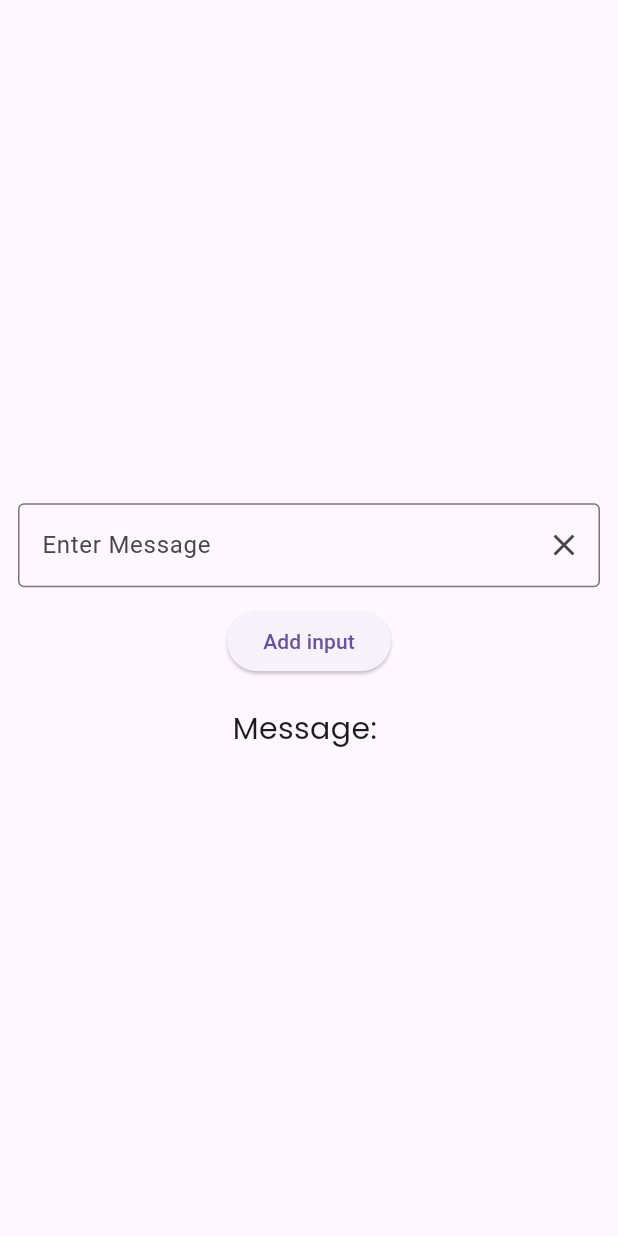
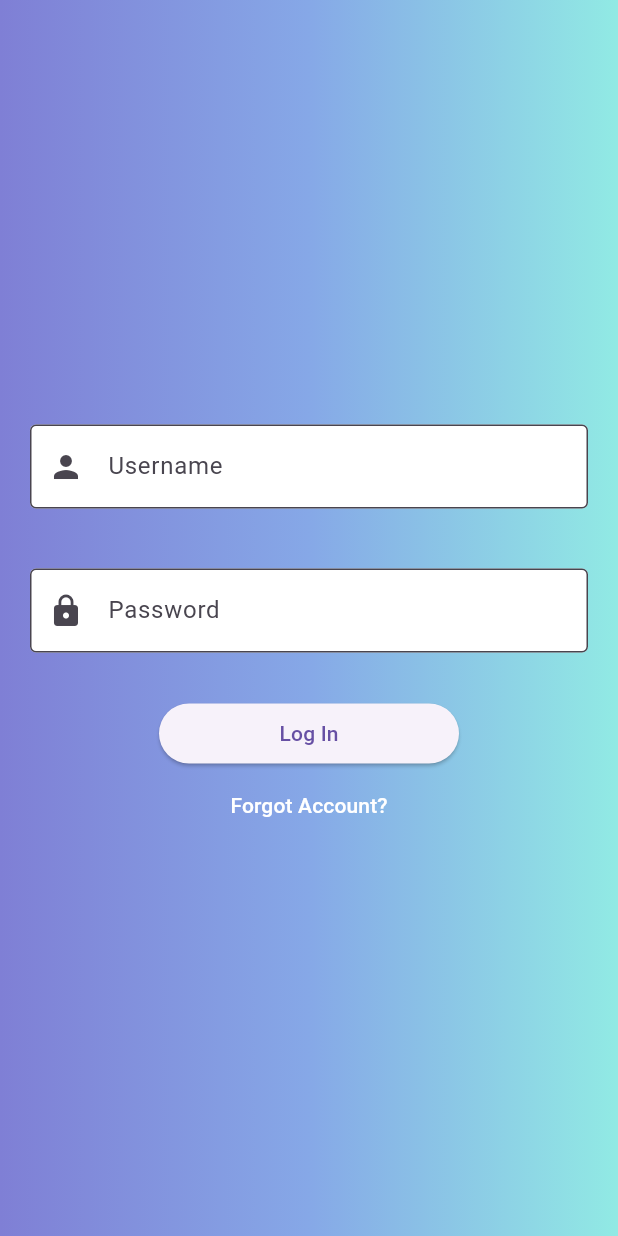
Before and after one commit to christiandarvs/Daily_Study, a Flutter app: the screen it shows after launch, on a phone screen of 412 x 824 dp. Run offline on Flutter 3.47's test engine with Material 2 defaults, Android fonts, the phone set to English and light mode, and no system bars; our stand-ins replace google_fonts.

Commit message:
finalize march 4 study - textfields validation

```diff
--- a/lib/main.dart
+++ b/lib/main.dart
@@ -1,4 +1,4 @@
-import 'package:daily_study/march_two.dart';
+import 'package:daily_study/march_four.dart';
 import 'package:flutter/material.dart';
 
 void main() => runApp(const MyApp());
@@ -12,7 +12,7 @@ class MyApp extends StatelessWidget {
       debugShowCheckedModeBanner: false,
       theme: ThemeData(useMaterial3: true),
       title: 'Material App',
-      home: const March2(),
+      home: const March4(),
     );
   }
 }
--- /dev/null
+++ b/lib/march_four.dart
@@ -0,0 +1,191 @@
+import 'package:flutter/material.dart';
+
+class March4 extends StatelessWidget {
+  const March4({super.key});
+
+  @override
+  Widget build(BuildContext context) {
+    return Scaffold(
+      resizeToAvoidBottomInset: false,
+      body: SafeArea(
+          child: Container(
+        decoration: const BoxDecoration(
+            gradient: LinearGradient(colors: [
+          Color(0xff7F7FD5),
+          Color(0xff86A8E7),
+          Color(0xff91eae4)
+        ])),
+        child: Column(
+          mainAxisAlignment: MainAxisAlignment.center,
+          children: const [UserInfo()],
+        ),
+      )),
+    );
+  }
+}
+
+class UserInfo extends StatefulWidget {
+  const UserInfo({super.key});
+
+  @override
+  State<UserInfo> createState() => _UserInfoState();
+}
+
+class _UserInfoState extends State<UserInfo> {
+  bool isUsernameEmpty = true;
+  bool isPasswordEmpty = true;
+  bool isUsernameEmptyError = false;
+  bool isPasswordEmptyError = false;
+  String usernameInput = '';
+  String passwordInput = '';
+  TextEditingController username = TextEditingController();
+  TextEditingController password = TextEditingController();
+
+  @override
+  Widget build(BuildContext context) {
+    return Column(
+      children: [
+        Padding(
+          padding: const EdgeInsets.all(20.0),
+          child: TextField(
+            onChanged: (username) {
+              setState(() {
+                isUsernameEmpty = false;
+                isUsernameEmptyError = false;
+                usernameInput = username.toString();
+              });
+            },
+            controller: username,
+            textInputAction: TextInputAction.next,
+            decoration: InputDecoration(
+                labelText: 'Username',
+                fillColor: Colors.white,
+                filled: true,
+                errorText:
+                    isUsernameEmptyError ? 'Username cannot be empty' : null,
+                prefixIcon: const Icon(Icons.person),
+                border: const OutlineInputBorder(),
+                suffixIcon: isUsernameEmpty
+                    ? null
+                    : IconButton(
+                        onPressed: (() {
+                          setState(() {
+                            username.clear();
+                            isUsernameEmpty = true;
+                            usernameInput = '';
+                          });
+                        }),
+                        icon: const Icon(Icons.close))),
+          ),
+        ),
+        Padding(
+          padding: const EdgeInsets.all(20.0),
+          child: TextField(
+            onChanged: (password) {
+              setState(() {
+                isPasswordEmpty = false;
+                isPasswordEmptyError = false;
+                passwordInput = password.toString();
+              });
+            },
+            controller: password,
+            // textInputAction: TextInputAction.next,
+            decoration: InputDecoration(
+                labelText: 'Password',
+                errorText:
+                    isPasswordEmptyError ? 'Password cannot be empty' : null,
+                fillColor: Colors.white,
+                prefixIcon: const Icon(Icons.lock),
+                filled: true,
+                border: const OutlineInputBorder(),
+                suffixIcon: isPasswordEmpty
+                    ? null
+                    : IconButton(
+                        onPressed: (() {
+                          setState(() {
+                            password.clear();
+                            isPasswordEmpty = true;
+                            passwordInput = '';
+                          });
+                        }),
+                        icon: const Icon(Icons.close))),
+          ),
+        ),
+        const SizedBox(
+          height: 10,
+        ),
+        SizedBox(
+          width: 200,
+          child: ElevatedButton(
+              onPressed: (() {
+                debugPrint('Username: $usernameInput');
+                debugPrint('Password: $passwordInput');
+                if (usernameInput == 'itsmedarvs' &&
+                    passwordInput == 'helloworld') {
+                  showGreeting(context);
+                }
+                setState(() {
+                  if (usernameInput.isEmpty && passwordInput.isEmpty) {
+                    isUsernameEmptyError = true;
+                    isPasswordEmptyError = true;
+                  } else if (usernameInput.isEmpty) {
+                    isUsernameEmptyError = true;
+                  } else if (passwordInput.isEmpty) {
+                    isPasswordEmptyError = true;
+                  }
+                });
+              }),
+              child: const Text('Log In')),
+        ),
+        TextButton(
+            onPressed: (() {
+              showCredentials(context);
+            }),
+            child: const Text(
+              'Forgot Account?',
+              style: TextStyle(color: Colors.white),
+            ))
+      ],
+    );
+  }
+}
+
+void showCredentials(BuildContext context) {
+  showDialog(
+      context: context,
+      builder: ((context) {
+        return AlertDialog(
+          title: const Text('Account Details'),
+          actions: [
+            TextButton(
+                onPressed: (() {
+                  Navigator.pop(context);
+                }),
+                child: const Text('OK'))
+          ],
+          content: const Text('Username: itsmedarvs\nPassword: helloworld'),
+        );
+      }));
+}
+
+void showGreeting(BuildContext context) {
+  showDialog(
+      context: context,
+      builder: ((context) {
+        return AlertDialog(
+          title: const Text('Welcome Back!'),
+          content: ClipRRect(
+            borderRadius: BorderRadius.circular(10),
+            child: Image.network(
+                'https://media0.giphy.com/media/v1.Y2lkPTc5MGI3NjExNWJlNGI5Y2ZjNDdhZDYzNjBkYzcxOTQxMTU3YmRjOTM5NzExZWNmZCZjdD1n/L1R1tvI9svkIWwpVYr/giphy.gif'),
+          ),
+          actions: [
+            TextButton(
+                onPressed: (() {
+                  Navigator.pop(context);
+                }),
+                child: const Text('OK'))
+          ],
+        );
+      }));
+}
```
